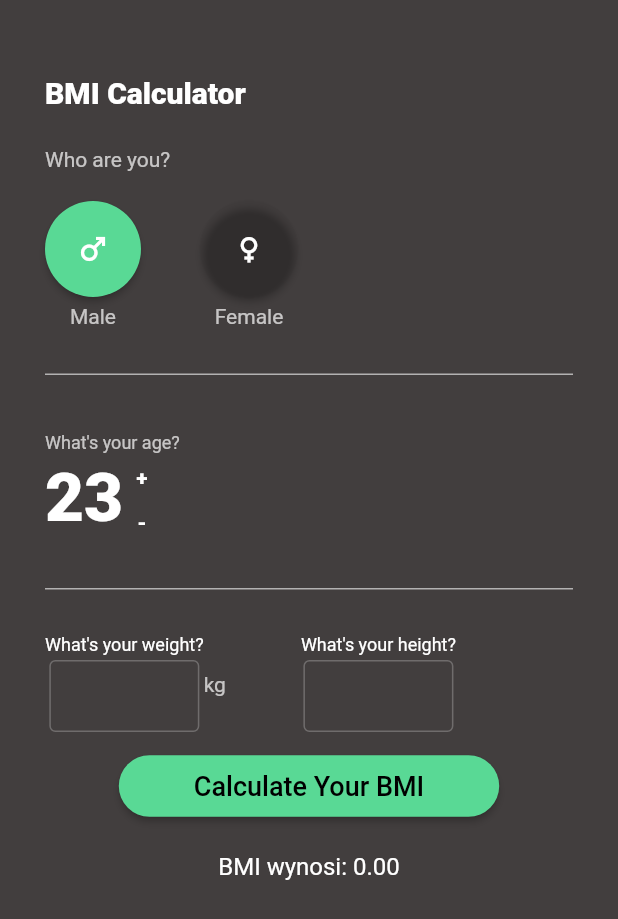
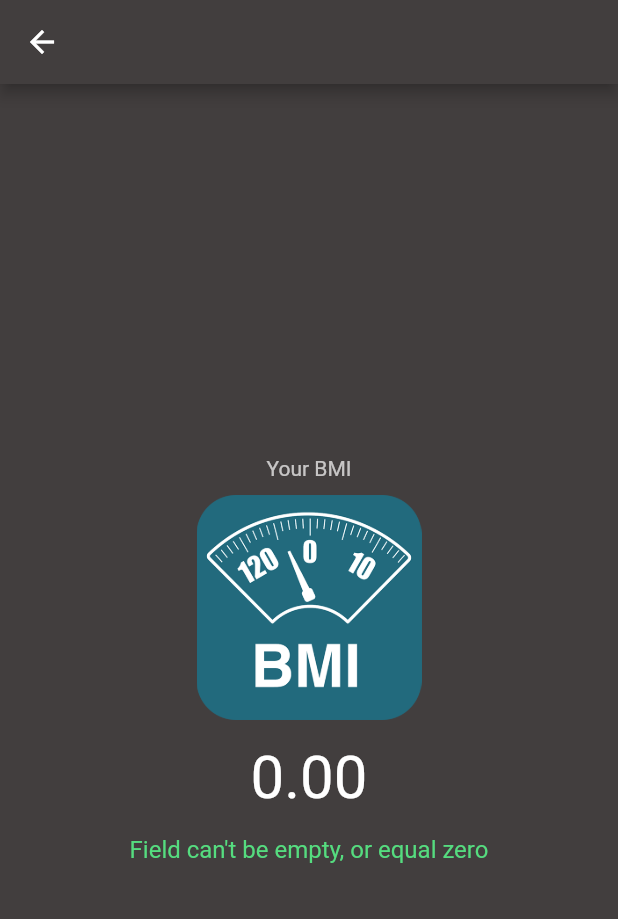
Before and after one commit to jakubfurmanowicz/BMICalculator, a Flutter app: the screen it shows after launch, after a tap on "Calculate Your BMI", on a phone screen of 412 x 824 dp. Shown: the top 919 px of the screen. Run offline on Flutter 3.47's test engine with Material 2 defaults, Android fonts, the phone set to English and light mode, and no system bars.

Commit message:
style second screen

```diff
--- a/lib/bmi_text_field.dart
+++ b/lib/bmi_text_field.dart
@@ -1,4 +1,5 @@
 import 'package:flutter/material.dart';
+import 'package:flutter/services.dart';
 
 class BmiTextField extends StatelessWidget {
   const BmiTextField({Key? key, required this.isEnable, required this.controller, required this.label}) : super(key: key);
@@ -20,7 +21,7 @@ class BmiTextField extends StatelessWidget {
             )),
         const Padding(padding: EdgeInsets.only(bottom: 3)),
         SizedBox(
-          width: 100,
+          width: 120,
           height: 50,
           child: TextField(
             enabled: isEnable,
@@ -38,6 +39,9 @@ class BmiTextField extends StatelessWidget {
                 ),
                 contentPadding: EdgeInsets.only(
                     left: 5, top: 0, bottom: 0, right: 3)),
+            inputFormatters: [
+              LengthLimitingTextInputFormatter(3)
+            ],
           ),
         ),
       ],
--- a/lib/calculator_bmi.dart
+++ b/lib/calculator_bmi.dart
@@ -13,15 +13,13 @@ class CalculateBMI {
 //    }
 //  }
 
-  double? _height;
+  double? _height = 0;
 
-  double? _weight;
+  double? _weight = 0;
 
   double _result = 0;
 
-  String _group = '';
-
-  String _error = '';
+  String _group = 'Normal';
 
   void calculateYourBmi(String enteredHigh, String enteredWeight,
       int enteredAge, String personChoosen) {
@@ -33,83 +31,63 @@ class CalculateBMI {
         _height = parsedHeight / 100;
         _weight = parsedWeight;
         _result = _weight! / (_height! * _height!);
-        _error = '';
 
         if (enteredAge >= 18 && enteredAge <= 24) {
           if (_result >= 19 && _result <= 24) {
-            _group = 'waga prawidłowa';
-            _error = '';
+            _group = 'You have Normal body weight!';
           } else if (_result > 24) {
-            _group = 'nadwaga';
-            _error = '';
+            _group = 'You have Overweight body weight!';
           } else if (_result < 19) {
-            _group = 'niedowaga';
-            _error = '';
+            _group = 'You have Underweight body weight!';
           }
         } else if (enteredAge >= 25 && enteredAge <= 34) {
           if (_result >= 20 && _result <= 25) {
-            _group = 'waga prawidłowa';
-            _error = '';
+            _group = 'You have Normal body weight!';
           } else if (_result > 25) {
-            _group = 'nadwaga';
-            _error = '';
+            _group = 'You have Overweight body weight!';
           } else if (_result < 20) {
-            _group = 'niedowaga';
-            _error = '';
+            _group = 'You have Underweight body weight!';
           }
         } else if (enteredAge >= 35 && enteredAge <= 44) {
           if (_result >= 21 && _result <= 26) {
-            _group = 'waga prawidłowa';
-            _error = '';
+            _group = 'You have Normal body weight!';
           } else if (_result > 26) {
-            _group = 'nadwaga';
-            _error = '';
+            _group = 'You have Overweight body weight!';
           } else if (_result < 21) {
-            _group = 'niedowaga';
-            _error = '';
+            _group = 'You have Underweight body weight!';
           }
         } else if (enteredAge >= 45 && enteredAge <= 54) {
           if (_result >= 22 && _result <= 27) {
-            _group = 'waga prawidłowa';
-            _error = '';
+            _group = 'You have Normal body weight!';
           } else if (_result > 27) {
-            _group = 'nadwaga';
-            _error = '';
+            _group = 'You have Overweight body weight!';
           } else if (_result < 22) {
-            _group = 'niedowaga';
-            _error = '';
+            _group = 'You have Underweight body weight!';
           }
         } else if (enteredAge >= 55 && enteredAge <= 64) {
           if (_result >= 23 && _result <= 28) {
-            _group = 'waga prawidłowa';
-            _error = '';
+            _group = 'You have Normal body weight!';
           } else if (_result > 28) {
-            _group = 'nadwaga';
-            _error = '';
+            _group = 'You have Overweight body weight!';
           } else if (_result < 23) {
-            _group = 'niedowaga';
-            _error = '';
+            _group = 'You have Underweight body weight!';
           }
         } else if (enteredAge >= 65) {
           if (_result >= 24 && _result <= 29) {
-            _group = 'waga prawidłowa';
-            _error = '';
+            _group = 'You have Normal body weight!';
           } else if (_result > 29) {
-            _group = 'nadwaga';
-            _error = '';
+            _group = 'You have Overweight body weight!';
           } else if (_result < 24) {
-            _group = 'niedowaga';
-            _error = '';
+            _group = 'You have Underweight body weight!';
           }
-        } else if (enteredAge < 18 || enteredAge > 120) {
         }
       } else {
-        _error = 'Pole nie może być puste';
         _result = 0;
+        _group = "Field can't be empty, or equal zero";
       }
     } else {
-      _error = 'Pole nie może być puste';
       _result = 0;
+      _group = "Field can't be empty, or equal zero";
     }
   }
 
@@ -117,5 +95,4 @@ class CalculateBMI {
 
   double get result => _result;
 
-  String get error => _error;
 }
--- a/lib/main.dart
+++ b/lib/main.dart
@@ -2,6 +2,7 @@ import 'package:bmi_calculator/bmi_set_age.dart';
 import 'package:bmi_calculator/bmi_text_field.dart';
 import 'package:bmi_calculator/button_change_color.dart';
 import 'package:bmi_calculator/calculator_bmi.dart';
+import 'package:bmi_calculator/result_screen.dart';
 import 'package:flutter/material.dart';
 
 void main() {
@@ -51,7 +52,7 @@ class _MyHomePageState extends State<MyHomePage> {
             child: SingleChildScrollView(
               keyboardDismissBehavior: ScrollViewKeyboardDismissBehavior.onDrag,
               child: Container(
-                margin: const EdgeInsets.all(30),
+                margin: const EdgeInsets.only(top: 20, left: 20, right: 20),
                 child: Column(
                   children: [
                     const Padding(padding: EdgeInsets.only(top: 20)),
@@ -136,7 +137,7 @@ class _MyHomePageState extends State<MyHomePage> {
                         style: TextStyle(fontSize: 12, color: Colors.white70),
                       ),
                     ),
-                    // const Padding(padding: EdgeInsets.only(top: 8)),
+                    const Padding(padding: EdgeInsets.only(top: 8)),
                     Row(
                       children: [
                         Text(setYourAge.age.toString(),
@@ -193,23 +194,42 @@ class _MyHomePageState extends State<MyHomePage> {
                             isEnable: true,
                             controller: _weightOfBodyController,
                             label: "What's your weight?"),
+                        const Padding(padding: EdgeInsets.only(top: 30)),
                         const Align(
-                          alignment: Alignment.bottomLeft,
-                          child: Text(
-                            'kg',
-                            style: TextStyle(color: Colors.white70),
+                          alignment: FractionalOffset.bottomCenter,
+                          child: Padding(
+                            padding: EdgeInsets.only(top: 35),
+                            child: (Text(
+                              'Kg',
+                              textAlign: TextAlign.justify,
+                              style: TextStyle(
+                                color: Colors.white70,
+                                fontSize: 16,
+                              ),
+                            )),
                           ),
                         ),
                         const Padding(
-                          padding: EdgeInsets.only(right: 50),
+                          padding: EdgeInsets.only(right: 40),
                         ),
                         BmiTextField(
                             isEnable: true,
                             controller: _heightOfBodyController,
                             label: "What's your height?"),
+                        const Align(
+                          alignment: FractionalOffset.bottomCenter,
+                          child: Padding(
+                            padding: EdgeInsets.only(top: 35),
+                            child: Text(
+                              'Cm',
+                              style: TextStyle(
+                                  color: Colors.white70, fontSize: 16),
+                            ),
+                          ),
+                        ),
                       ],
                     ),
-                    const Padding(padding: EdgeInsets.only(top: 10)),
+                    const Padding(padding: EdgeInsets.only(top: 50)),
                     ElevatedButton(
                         onPressed: () {
                           calculateBMI.calculateYourBmi(
@@ -218,6 +238,14 @@ class _MyHomePageState extends State<MyHomePage> {
                               setYourAge.age,
                               changeButtonColor.whichPersonIsChoose);
                           setState(() {});
+                          Navigator.push(
+                              context,
+                              MaterialPageRoute(
+                                  builder: (context) => ResultPage(
+                                        result: calculateBMI.result
+                                            .toStringAsFixed(2),
+                                        group: calculateBMI.group,
+                                      )));
                         },
                         style: ElevatedButton.styleFrom(
                             primary: const Color(0xff59d995),
@@ -229,11 +257,6 @@ class _MyHomePageState extends State<MyHomePage> {
                             style:
                                 TextStyle(fontSize: 18, color: Colors.black))),
                     const Padding(padding: EdgeInsets.only(top: 20)),
-                    Text(
-                      'BMI wynosi: ${calculateBMI.result.toStringAsFixed(2)}',
-                      style: const TextStyle(fontSize: 16, color: Colors.white),
-                    ),
-                    const Padding(padding: EdgeInsets.only(top: 3)),
                   ],
                 ),
               ),
--- /dev/null
+++ b/lib/result_screen.dart
@@ -0,0 +1,66 @@
+import 'package:bmi_calculator/calculator_bmi.dart';
+import 'package:flutter/material.dart';
+
+void main() {
+  runApp(const MyApp());
+}
+
+class MyApp extends StatelessWidget {
+  const MyApp({Key? key}) : super(key: key);
+
+  // This widget is the root of your application.
+  @override
+  Widget build(BuildContext context) {
+    return const MaterialApp();
+  }
+}
+
+class ResultPage extends StatefulWidget {
+  const ResultPage({Key? key, required this.result, required this.group}) : super(key: key);
+
+  final String result;
+  final String group;
+
+  @override
+  State<ResultPage> createState() => _ResultPageState();
+}
+
+class _ResultPageState extends State<ResultPage> {
+  CalculateBMI calculateBMI = CalculateBMI();
+
+  @override
+  Widget build(BuildContext context) {
+    return Scaffold(
+      appBar: AppBar(
+        backgroundColor: const Color(0xff423e3e),
+      ),
+      body: Container(
+        constraints: const BoxConstraints(
+          minHeight: double.infinity,
+          minWidth: double.infinity,
+        ),
+        decoration: const BoxDecoration(color: Color(0xff423e3e)),
+        child: Center(
+          child: Column(
+            mainAxisAlignment: MainAxisAlignment.center,
+            children: [
+              const Text(
+                'Your BMI',
+                style: TextStyle(color: Colors.white70, fontSize: 14),
+              ),
+              const Padding(padding: EdgeInsets.only(top: 10)),
+              Image.asset('assets/bmiLogo.png', height: 150, width: 200),
+              const Padding(padding: EdgeInsets.only(top: 15)),
+              Text(
+                widget.result,
+                style: const TextStyle(color: Colors.white, fontSize: 40),
+              ),
+              const Padding(padding: EdgeInsets.only(top: 15)),
+               Text('${widget.group}', style: const TextStyle(color: Color(0xff55dc7f), fontSize: 16),)
+            ],
+          ),
+        ),
+      ),
+    );
+  }
+}
```
Also changed, not shown: assets/bmiLogo.png (added).
